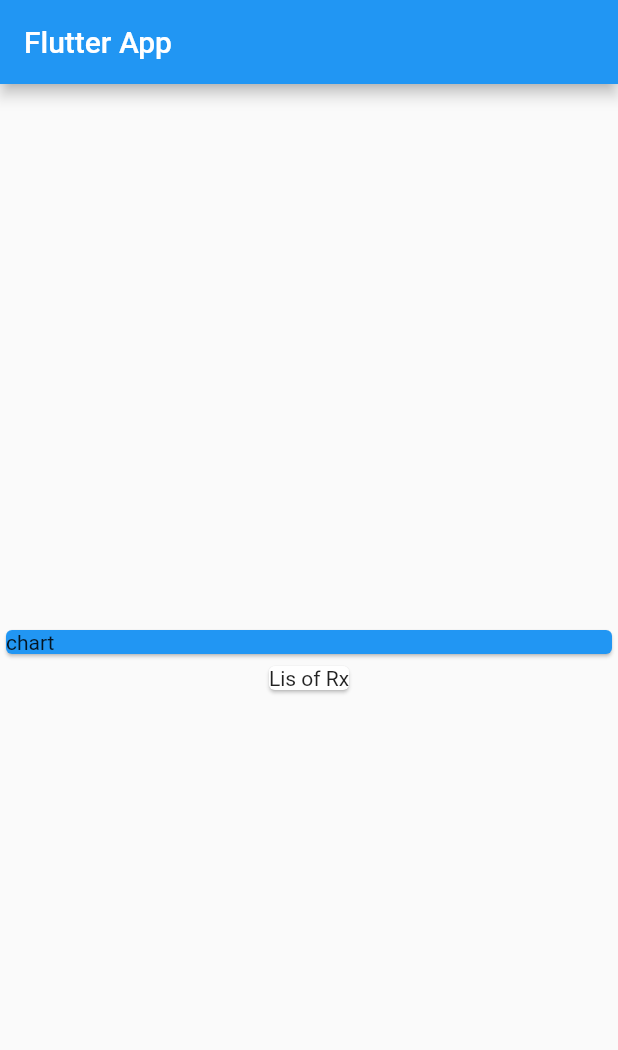
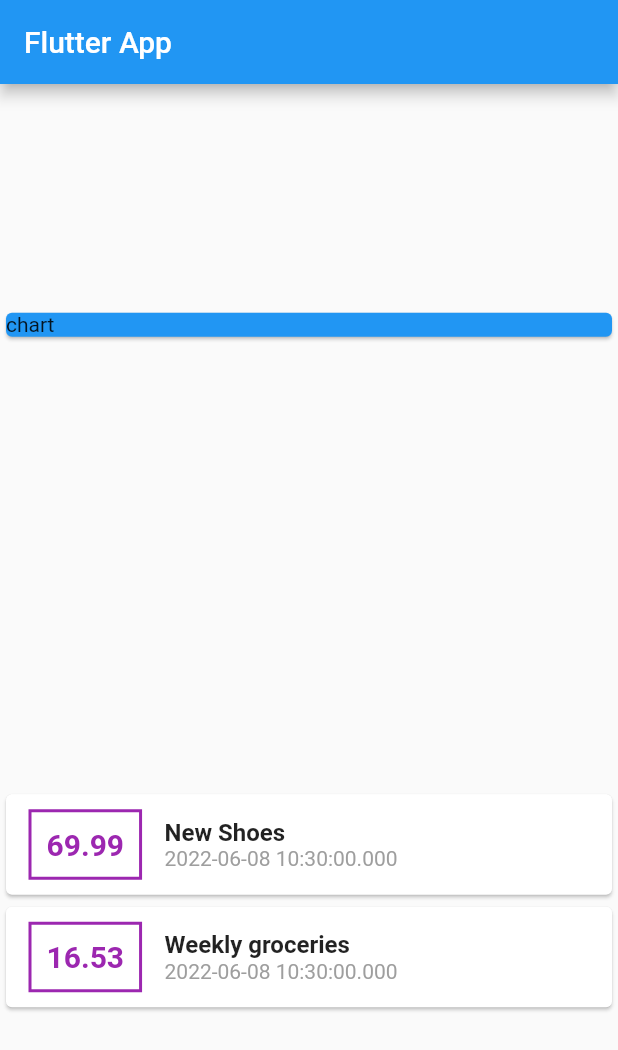
Before and after one commit to terinSeb/Flutter_Expense_Calculator, a Flutter app: the screen it shows after launch, on a phone screen of 412 x 824 dp. Shown: the top 1050 px of the screen. Run offline on Flutter 3.47's test engine with Material 2 defaults, Android fonts, the phone set to English and light mode, and no system bars.

Commit message:
Adding Styling to container and added column inside row widget

```diff
--- a/lib/main.dart
+++ b/lib/main.dart
@@ -1,3 +1,5 @@
+
+
 import './transaction.dart';
 import 'package:flutter/material.dart';
 
@@ -30,8 +32,8 @@ class MyHomePage extends StatelessWidget {
         title: const Text('Flutter App'),
       ),
       body: Column(
-        mainAxisAlignment: MainAxisAlignment.center,
-        crossAxisAlignment: CrossAxisAlignment.center,
+        mainAxisAlignment: MainAxisAlignment.spaceAround,
+        //crossAxisAlignment: CrossAxisAlignment.center,
         children:  [
         // ignore: sized_box_for_whitespace
         Container(
@@ -40,7 +42,32 @@ class MyHomePage extends StatelessWidget {
             color: Colors.blue,
             child: Text('chart'),)
           ),
-        const Card(child: Text('Lis of Rx'),)
+        Column(
+          children:  transaction.map((tx) =>
+           Card(
+             child: Row(children: [
+               // ignore: avoid_unnecessary_containers
+               Container(
+                 margin: const EdgeInsets.symmetric(vertical: 10,horizontal: 15),
+                 decoration: BoxDecoration(border: Border.all(color: Colors.purple,width: 2)),
+                 padding: const EdgeInsets.all(10),
+                 child:
+                 Text(
+                   tx.amount.toString(),
+                   style: const TextStyle(fontWeight: FontWeight.bold,fontSize: 20,color: Colors.purple),),
+                 ),
+               Column(
+                 crossAxisAlignment: CrossAxisAlignment.start,
+                 children: [
+                 Text(tx.title,
+                 style: const TextStyle(fontWeight: FontWeight.bold,fontSize: 16,)),
+                 Text(tx.date.toString(),
+                 style: const TextStyle(color: Colors.grey),)
+               ],)
+             ],),)
+
+           ).toList(),
+           )
         ],),
       );
   }
```
